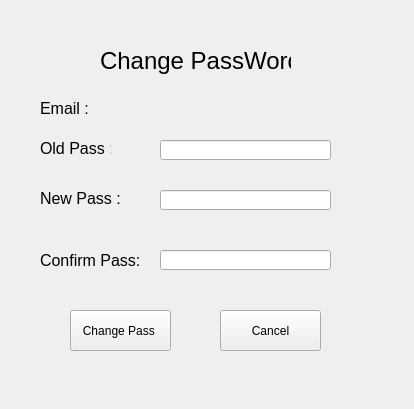
NguyenCuong1411060036/DoAnTotNghiep, file Controler/Gui/ChangePass.ui: the form before one commit.
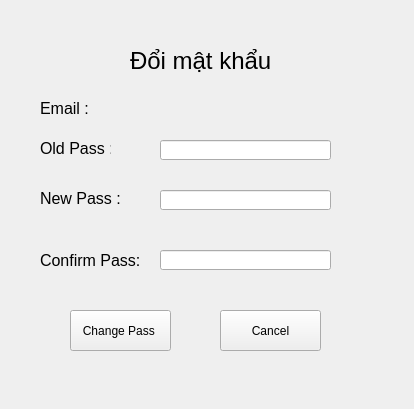
The form after the commit.

What changed in the file:
```diff
--- a/Controler/Gui/ChangePass.ui
+++ b/Controler/Gui/ChangePass.ui
@@ -16,7 +16,7 @@
   <widget class="QLabel" name="label">
    <property name="geometry">
     <rect>
-     <x>100</x>
+     <x>130</x>
      <y>40</y>
      <width>191</width>
      <height>41</height>
@@ -28,7 +28,7 @@
     </font>
    </property>
    <property name="text">
-    <string>Change PassWord </string>
+    <string>Đổi mật khẩu</string>
    </property>
   </widget>
   <widget class="QLabel" name="label_2">
```
